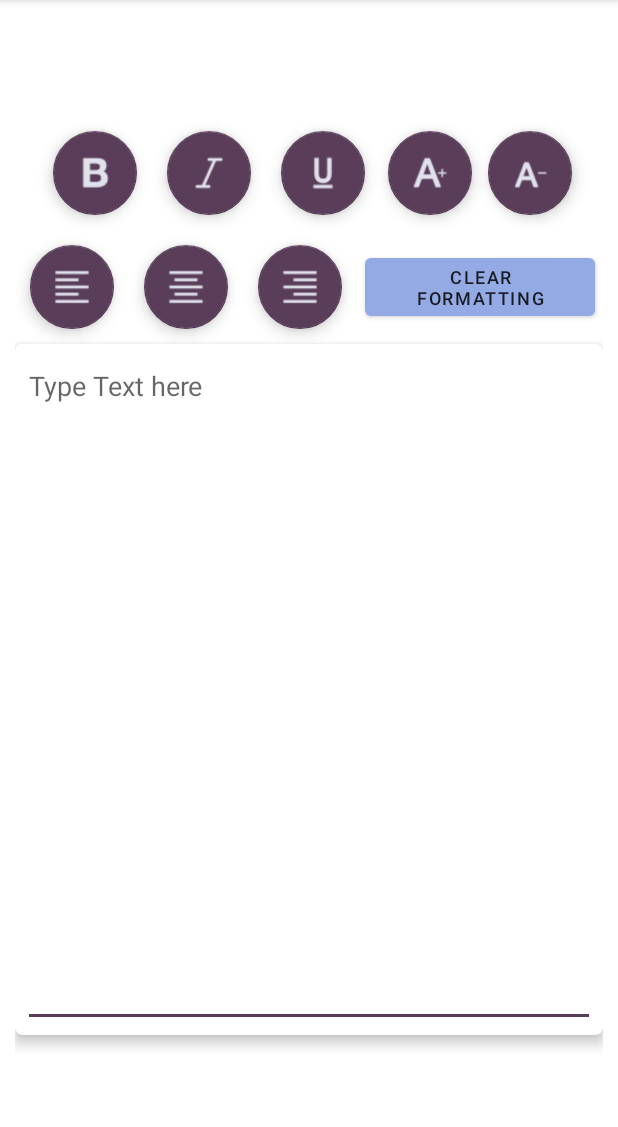
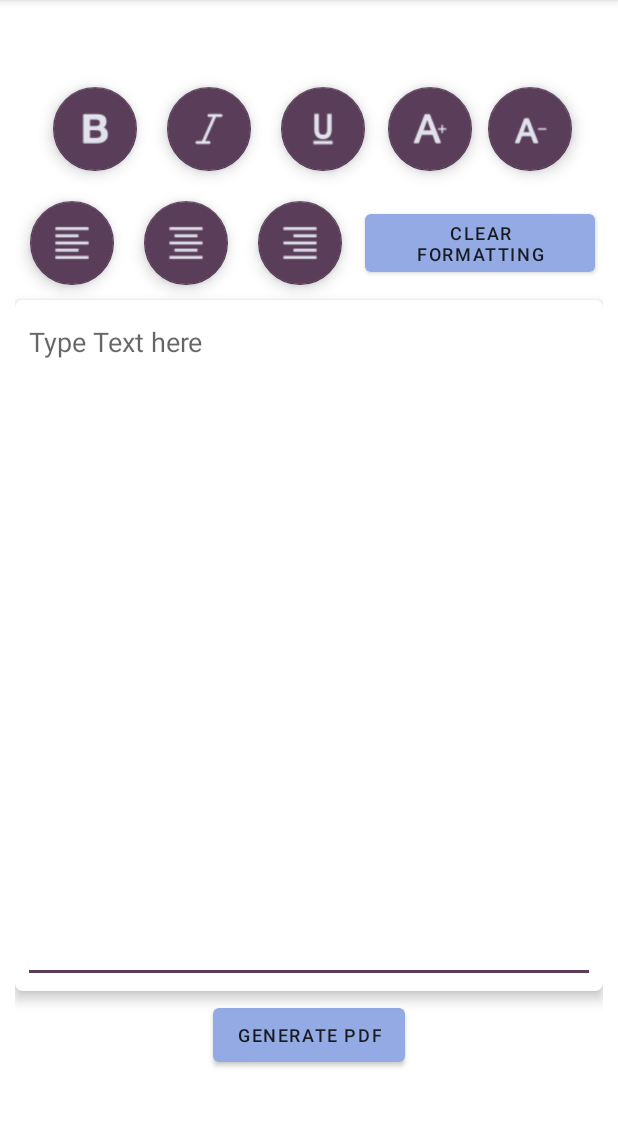
Before and after one commit to ShaTir24/ChatGPT_Android, an Android app: the EditorActivity screen opened directly, with no data from a screen before it, on a phone screen of 412 x 824 dp, the part 84-1211 px from its top. Run offline under Robolectric (Android 15) with nearby library versions, the phone set to English and light mode, and no system bars; libraries missing offline, so code that uses them is left out: com.itextpdf.text.

Commit message:
store pdf in external storage

```diff
--- a/app/build.gradle
+++ b/app/build.gradle
@@ -33,6 +33,7 @@ dependencies {
     implementation 'com.google.android.material:material:1.8.0'
     implementation 'androidx.constraintlayout:constraintlayout:2.1.4'
     implementation 'com.android.volley:volley:1.2.1'
+    implementation 'com.itextpdf:itextpdf:5.5.13.2'
     testImplementation 'junit:junit:4.13.2'
     androidTestImplementation 'androidx.test.ext:junit:1.1.5'
     androidTestImplementation 'androidx.test.espresso:espresso-core:3.5.1'
--- a/app/src/main/java/com/example/chatgptintegration/EditorActivity.java
+++ b/app/src/main/java/com/example/chatgptintegration/EditorActivity.java
@@ -1,96 +1,157 @@
 package com.example.chatgptintegration;
 
+import androidx.annotation.RequiresApi;
 import androidx.appcompat.app.AppCompatActivity;
 
+import android.content.ContentResolver;
+import android.content.ContentValues;
 import android.graphics.Paint;
 import android.graphics.Typeface;
+import android.net.Uri;
+import android.os.Build;
 import android.os.Bundle;
+import android.os.Environment;
+import android.provider.MediaStore;
 import android.text.Spannable;
 import android.text.SpannableString;
 import android.text.SpannableStringBuilder;
 import android.text.style.StyleSpan;
 import android.text.style.UnderlineSpan;
+import android.util.Log;
+import android.util.TypedValue;
 import android.view.View;
 import android.widget.Button;
 import android.widget.EditText;
+import android.widget.Toast;
+
+import com.google.android.material.floatingactionbutton.FloatingActionButton;
+import com.itextpdf.text.Chunk;
+import com.itextpdf.text.Document;
+import com.itextpdf.text.DocumentException;
+import com.itextpdf.text.Paragraph;
+import com.itextpdf.text.pdf.PdfWriter;
+
+import java.io.File;
+import java.io.FileNotFoundException;
+import java.io.FileOutputStream;
+import java.io.IOException;
+import java.io.OutputStream;
+import java.nio.file.Files;
+import java.nio.file.Paths;
 
 public class EditorActivity extends AppCompatActivity {
 
     EditText textArea;
+    private final String filePath = Environment.DIRECTORY_DOCUMENTS;
+    private float textSize;
 
+    @RequiresApi(api = Build.VERSION_CODES.Q)
     @Override
     protected void onCreate(Bundle savedInstanceState) {
         super.onCreate(savedInstanceState);
         setContentView(R.layout.activity_editor);
 
         textArea = findViewById(R.id.editTextTextMultiLine);
-        Button underline = findViewById(R.id.button_underline);
-        underline.setPaintFlags(underline.getPaintFlags() | Paint.UNDERLINE_TEXT_FLAG);
-    }
+        FloatingActionButton bold = findViewById(R.id.button_bold);
+        FloatingActionButton italics = findViewById(R.id.button_italics);
+        FloatingActionButton underline = findViewById(R.id.button_underline);
+        FloatingActionButton incFont = findViewById(R.id.font_inc_btn);
+        FloatingActionButton decFont = findViewById(R.id.font_dec_btn);
+        FloatingActionButton leftAlign = findViewById(R.id.left_aln_btn);
+        FloatingActionButton centerAlign = findViewById(R.id.center_aln_btn);
+        FloatingActionButton rightAlign = findViewById(R.id.right_aln_btn);
+        Button clear = findViewById(R.id.clearButton);
+        Button generatePdf = findViewById(R.id.pdfButton);
 
-    protected void boldButton(View view) {
+        bold.setOnClickListener(v -> {
             Spannable spannableString = new SpannableStringBuilder(textArea.getText());
             spannableString.setSpan(new StyleSpan(Typeface.BOLD),
                     textArea.getSelectionStart(),
                     textArea.getSelectionEnd(),
                     0);
             textArea.setText(spannableString);
-    }
+        });
 
-    protected void italicsButton(View view) {
+        italics.setOnClickListener(v -> {
             Spannable spannableString = new SpannableStringBuilder(textArea.getText());
             spannableString.setSpan(new StyleSpan(Typeface.ITALIC),
                     textArea.getSelectionStart(),
                     textArea.getSelectionEnd(),
                     0);
             textArea.setText(spannableString);
-    }
+        });
 
-    protected void underlineButton(View view) {
+        underline.setOnClickListener(v -> {
             Spannable spannableString = new SpannableStringBuilder(textArea.getText());
             spannableString.setSpan(new UnderlineSpan(),
                     textArea.getSelectionStart(),
                     textArea.getSelectionEnd(),
                     0);
             textArea.setText(spannableString);
-    }
+        });
 
-    protected void clearButton(View view) {
-        String stringText = textArea.getText().toString();
-        textArea.setText(stringText);
-    }
-
-    protected void incButton(View view) {
-        textArea.setTextSize(textArea.getTextSize() + 2);
+        incFont.setOnClickListener(v -> {
+            textSize = textArea.getTextSize();
+            float newSize = textSize + 2;
+            textArea.setTextSize(TypedValue.COMPLEX_UNIT_PX, newSize);
             Spannable spannableString = new SpannableStringBuilder(textArea.getText());
             textArea.setText(spannableString);
-    }
+        });
 
-    protected void decButton(View view) {
-        textArea.setTextSize(textArea.getTextSize() - 2);
+        decFont.setOnClickListener(v -> {
+            textSize = textArea.getTextSize();
+            float newSize = textSize - 2;
+            textArea.setTextSize(TypedValue.COMPLEX_UNIT_PX, newSize);
             Spannable spannableString = new SpannableStringBuilder(textArea.getText());
             textArea.setText(spannableString);
-    }
+        });
 
-    protected void leftAlignButton(View view) {
+        leftAlign.setOnClickListener(v -> {
             textArea.setTextAlignment(View.TEXT_ALIGNMENT_TEXT_START);
             //to update the changes on btn click
             Spannable spannableString = new SpannableStringBuilder(textArea.getText());
             textArea.setText(spannableString);
-    }
+        });
 
-    protected void centerAlignButton(View view) {
+        centerAlign.setOnClickListener(v -> {
             textArea.setTextAlignment(View.TEXT_ALIGNMENT_CENTER);
             //to update the changes on btn click
             Spannable spannableString = new SpannableStringBuilder(textArea.getText());
             textArea.setText(spannableString);
-    }
+        });
 
-    protected void rightAlignButton(View view) {
+        rightAlign.setOnClickListener(v -> {
             textArea.setTextAlignment(View.TEXT_ALIGNMENT_TEXT_END);
             //to update the changes on btn click
             Spannable spannableString = new SpannableStringBuilder(textArea.getText());
             textArea.setText(spannableString);
+        });
+
+        clear.setOnClickListener(v -> {
+            String stringText = textArea.getText().toString();
+            textArea.setText(stringText);
+        });
+
+        generatePdf.setOnClickListener(v -> {
+            try {
+                Spannable spannableString = new SpannableStringBuilder(textArea.getText());
+                String text = spannableString.toString();
+                byte[] byteArray = text.getBytes();
+                ContentValues values = new ContentValues();
+                values.put(MediaStore.MediaColumns.DISPLAY_NAME, "document1.pdf");
+                values.put(MediaStore.MediaColumns.MIME_TYPE, "application/pdf");
+                values.put(MediaStore.MediaColumns.RELATIVE_PATH, filePath);
+
+                ContentResolver contentResolver = getContentResolver();
+                Uri uri = contentResolver.insert(MediaStore.Files.getContentUri(MediaStore.VOLUME_EXTERNAL), values);
+                OutputStream outputStream = contentResolver.openOutputStream(uri);
+                outputStream.write(byteArray);
+                outputStream.close();
+                Toast.makeText(this, "PDF file saved at path: " + filePath, Toast.LENGTH_SHORT).show();
+            } catch (IOException e) {
+                Log.d("TAG", String.valueOf(e));
+                Toast.makeText(this, "Error ocurred saving the file", Toast.LENGTH_SHORT).show();
             }
-
+        });
     }
+}
--- a/app/src/main/res/layout/activity_editor.xml
+++ b/app/src/main/res/layout/activity_editor.xml
@@ -20,7 +20,6 @@
             android:layout_width="wrap_content"
             android:layout_height="wrap_content"
             android:layout_margin="10dp"
-            android:onClick="boldButton"
             android:src="@drawable/ic_bold"
             android:tooltipText="@string/bold_btn" />
 
@@ -29,7 +28,6 @@
             android:layout_width="wrap_content"
             android:layout_height="wrap_content"
             android:layout_margin="10dp"
-            android:onClick="italicsButton"
             android:src="@drawable/ic_italic"
             android:tooltipText="@string/italics_btn" />
 
@@ -38,7 +36,6 @@
             android:layout_width="wrap_content"
             android:layout_height="wrap_content"
             android:layout_margin="10dp"
-            android:onClick="underlineButton"
             android:src="@drawable/ic_underline"
             android:tooltipText="@string/underline_btn" />
 
@@ -47,7 +44,6 @@
             android:layout_width="wrap_content"
             android:layout_height="wrap_content"
             android:layout_margin="5dp"
-            android:onClick="incButton"
             android:src="@drawable/ic_inc_font" />
 
         <com.google.android.material.floatingactionbutton.FloatingActionButton
@@ -55,7 +51,6 @@
             android:layout_width="wrap_content"
             android:layout_height="wrap_content"
             android:layout_margin="5dp"
-            android:onClick="decButton"
             android:src="@drawable/ic_dec_font" />
     </LinearLayout>
 
@@ -70,7 +65,6 @@
             android:layout_width="wrap_content"
             android:layout_height="wrap_content"
             android:layout_margin="10dp"
-            android:onClick="leftAlignButton"
             android:src="@drawable/ic_left"
             android:tooltipText="@string/left_align" />
 
@@ -79,7 +73,6 @@
             android:layout_width="wrap_content"
             android:layout_height="wrap_content"
             android:layout_margin="10dp"
-            android:onClick="centerAlignButton"
             android:src="@drawable/ic_center"
             android:tooltipText="@string/center_align" />
 
@@ -88,7 +81,6 @@
             android:layout_width="wrap_content"
             android:layout_height="wrap_content"
             android:layout_margin="10dp"
-            android:onClick="rightAlignButton"
             android:src="@drawable/ic_right"
             android:tooltipText="@string/right_align" />
 
@@ -97,7 +89,6 @@
             android:layout_width="wrap_content"
             android:layout_height="wrap_content"
             android:layout_margin="5dp"
-            android:onClick="clearButton"
             android:text="@string/clear_formatting"
             android:textSize="12sp" />
     </LinearLayout>
@@ -123,5 +114,13 @@
             android:minHeight="450dp" />
     </androidx.cardview.widget.CardView>
 
+    <Button
+        android:id="@+id/pdfButton"
+        android:layout_width="wrap_content"
+        android:layout_height="wrap_content"
+        android:layout_margin="5dp"
+        android:text="@string/generate_pdf"
+        android:textSize="12sp" />
+
 
 </LinearLayout>
--- a/app/src/main/res/values/strings.xml
+++ b/app/src/main/res/values/strings.xml
@@ -29,4 +29,5 @@
     <string name="right_align">Right Align</string>
     <string name="clear_formatting">Clear Formatting</string>
     <string name="text_editor_card">TEXT EDITOR</string>
+    <string name="generate_pdf">Generate PDF</string>
 </resources>
```
Lines whose indentation alone changed are shown as unchanged.
